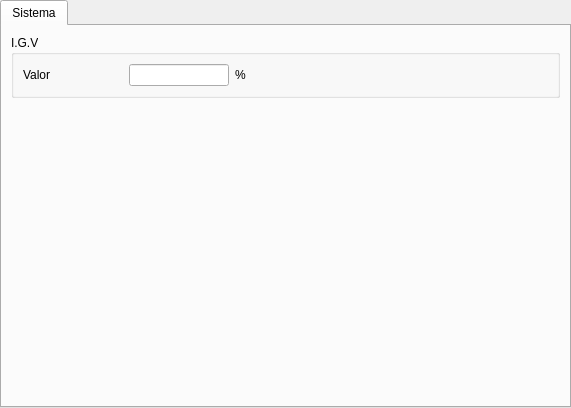
Above: ManagerM/ui_opciones_general.ui from janfranco27/TheProyect before the change. Below: the same form after it.
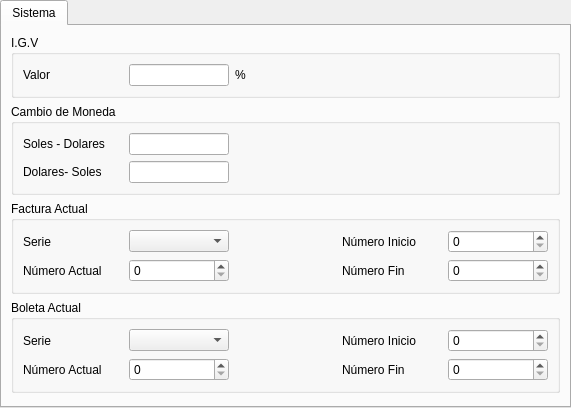
That is the form after the change. Icons and pictures are not drawn.

What changed in the file:
```diff
--- a/ManagerM/ui_opciones_general.ui
+++ b/ManagerM/ui_opciones_general.ui
@@ -41,7 +41,7 @@
       <attribute name="title">
        <string>Sistema</string>
       </attribute>
-      <layout class="QGridLayout" name="gridLayout_2">
+      <layout class="QGridLayout" name="gridLayout_6">
        <item row="0" column="0">
         <widget class="QGroupBox" name="groupBox">
          <property name="title">
@@ -125,6 +125,509 @@
         </widget>
        </item>
        <item row="1" column="0">
+        <widget class="QGroupBox" name="groupBox_2">
+         <property name="title">
+          <string>Cambio de Moneda</string>
+         </property>
+         <layout class="QGridLayout" name="gridLayout_5">
+          <item row="0" column="0">
+           <layout class="QHBoxLayout" name="horizontalLayout_2">
+            <item>
+             <widget class="QLabel" name="label_3">
+              <property name="minimumSize">
+               <size>
+                <width>100</width>
+                <height>0</height>
+               </size>
+              </property>
+              <property name="maximumSize">
+               <size>
+                <width>100</width>
+                <height>16777215</height>
+               </size>
+              </property>
+              <property name="text">
+               <string>Soles - Dolares</string>
+              </property>
+             </widget>
+            </item>
+            <item>
+             <widget class="QLineEdit" name="lineEdit_cambio_SD">
+              <property name="minimumSize">
+               <size>
+                <width>100</width>
+                <height>0</height>
+               </size>
+              </property>
+              <property name="maximumSize">
+               <size>
+                <width>100</width>
+                <height>16777215</height>
+               </size>
+              </property>
+             </widget>
+            </item>
+            <item>
+             <spacer name="horizontalSpacer_2">
+              <property name="orientation">
+               <enum>Qt::Horizontal</enum>
+              </property>
+              <property name="sizeHint" stdset="0">
+               <size>
+                <width>88</width>
+                <height>20</height>
+               </size>
+              </property>
+             </spacer>
+            </item>
+            <item>
+             <widget class="QPushButton" name="pushButton_guardar_SD">
+              <property name="text">
+               <string/>
+              </property>
+              <property name="icon">
+               <iconset resource="Icons.qrc">
+                <normaloff>:/Iconos/Iconos/save.png</normaloff>:/Iconos/Iconos/save.png</iconset>
+              </property>
+              <property name="flat">
+               <bool>true</bool>
+              </property>
+             </widget>
+            </item>
+           </layout>
+          </item>
+          <item row="1" column="0">
+           <layout class="QHBoxLayout" name="horizontalLayout_3">
+            <item>
+             <widget class="QLabel" name="label_5">
+              <property name="minimumSize">
+               <size>
+                <width>100</width>
+                <height>0</height>
+               </size>
+              </property>
+              <property name="maximumSize">
+               <size>
+                <width>100</width>
+                <height>16777215</height>
+               </size>
+              </property>
+              <property name="text">
+               <string>Dolares- Soles</string>
+              </property>
+             </widget>
+            </item>
+            <item>
+             <widget class="QLineEdit" name="lineEdit_cambio_DS">
+              <property name="minimumSize">
+               <size>
+                <width>100</width>
+                <height>0</height>
+               </size>
+              </property>
+              <property name="maximumSize">
+               <size>
+                <width>100</width>
+                <height>16777215</height>
+               </size>
+              </property>
+             </widget>
+            </item>
+            <item>
+             <spacer name="horizontalSpacer_3">
+              <property name="orientation">
+               <enum>Qt::Horizontal</enum>
+              </property>
+              <property name="sizeHint" stdset="0">
+               <size>
+                <width>88</width>
+                <height>20</height>
+               </size>
+              </property>
+             </spacer>
+            </item>
+            <item>
+             <widget class="QPushButton" name="pushButton_guardar_DS">
+              <property name="text">
+               <string/>
+              </property>
+              <property name="icon">
+               <iconset resource="Icons.qrc">
+                <normaloff>:/Iconos/Iconos/save.png</normaloff>:/Iconos/Iconos/save.png</iconset>
+              </property>
+              <property name="flat">
+               <bool>true</bool>
+              </property>
+             </widget>
+            </item>
+           </layout>
+          </item>
+         </layout>
+        </widget>
+       </item>
+       <item row="2" column="0">
+        <widget class="QGroupBox" name="groupBox_3">
+         <property name="title">
+          <string>Factura Actual</string>
+         </property>
+         <layout class="QGridLayout" name="gridLayout_4">
+          <item row="0" column="0">
+           <layout class="QHBoxLayout" name="horizontalLayout_10">
+            <item>
+             <widget class="QLabel" name="label_9">
+              <property name="minimumSize">
+               <size>
+                <width>100</width>
+                <height>0</height>
+               </size>
+              </property>
+              <property name="maximumSize">
+               <size>
+                <width>100</width>
+                <height>16777215</height>
+               </size>
+              </property>
+              <property name="text">
+               <string>Serie</string>
+              </property>
+             </widget>
+            </item>
+            <item>
+             <widget class="QComboBox" name="comboBox_serie_f">
+              <property name="minimumSize">
+               <size>
+                <width>100</width>
+                <height>0</height>
+               </size>
+              </property>
+              <property name="maximumSize">
+               <size>
+                <width>100</width>
+                <height>16777215</height>
+               </size>
+              </property>
+             </widget>
+            </item>
+           </layout>
+          </item>
+          <item row="0" column="1">
+           <spacer name="horizontalSpacer_8">
+            <property name="orientation">
+             <enum>Qt::Horizontal</enum>
+            </property>
+            <property name="sizeHint" stdset="0">
+             <size>
+              <width>96</width>
+              <height>20</height>
+             </size>
+            </property>
+           </spacer>
+          </item>
+          <item row="0" column="2">
+           <layout class="QHBoxLayout" name="horizontalLayout_8">
+            <item>
+             <widget class="QLabel" name="label_11">
+              <property name="minimumSize">
+               <size>
+                <width>100</width>
+                <height>0</height>
+               </size>
+              </property>
+              <property name="maximumSize">
+               <size>
+                <width>100</width>
+                <height>16777215</height>
+               </size>
+              </property>
+              <property name="text">
+               <string>Número Inicio</string>
+              </property>
+             </widget>
+            </item>
+            <item>
+             <widget class="QSpinBox" name="spinBox_inicio_f">
+              <property name="minimumSize">
+               <size>
+                <width>100</width>
+                <height>0</height>
+               </size>
+              </property>
+              <property name="maximumSize">
+               <size>
+                <width>100</width>
+                <height>16777215</height>
+               </size>
+              </property>
+             </widget>
+            </item>
+           </layout>
+          </item>
+          <item row="1" column="0">
+           <layout class="QHBoxLayout" name="horizontalLayout_11">
+            <item>
+             <widget class="QLabel" name="label_10">
+              <property name="minimumSize">
+               <size>
+                <width>100</width>
+                <height>0</height>
+               </size>
+              </property>
+              <property name="maximumSize">
+               <size>
+                <width>100</width>
+                <height>16777215</height>
+               </size>
+              </property>
+              <property name="text">
+               <string>Número Actual</string>
+              </property>
+             </widget>
+            </item>
+            <item>
+             <widget class="QSpinBox" name="spinBox_actual_f">
+              <property name="minimumSize">
+               <size>
+                <width>100</width>
+                <height>0</height>
+               </size>
+              </property>
+              <property name="maximumSize">
+               <size>
+                <width>100</width>
+                <height>16777215</height>
+               </size>
+              </property>
+             </widget>
+            </item>
+           </layout>
+          </item>
+          <item row="1" column="2">
+           <layout class="QHBoxLayout" name="horizontalLayout_9">
+            <item>
+             <widget class="QLabel" name="label_12">
+              <property name="minimumSize">
+               <size>
+                <width>100</width>
+                <height>0</height>
+               </size>
+              </property>
+              <property name="maximumSize">
+               <size>
+                <width>100</width>
+                <height>16777215</height>
+               </size>
+              </property>
+              <property name="text">
+               <string>Número Fin</string>
+              </property>
+             </widget>
+            </item>
+            <item>
+             <widget class="QSpinBox" name="spinBox_fin_f">
+              <property name="minimumSize">
+               <size>
+                <width>100</width>
+                <height>0</height>
+               </size>
+              </property>
+              <property name="maximumSize">
+               <size>
+                <width>100</width>
+                <height>16777215</height>
+               </size>
+              </property>
+              <property name="maximum">
+               <number>1000000</number>
+              </property>
+             </widget>
+            </item>
+           </layout>
+          </item>
+         </layout>
+        </widget>
+       </item>
+       <item row="3" column="0">
+        <widget class="QGroupBox" name="groupBox_4">
+         <property name="title">
+          <string>Boleta Actual</string>
+         </property>
+         <layout class="QGridLayout" name="gridLayout_2">
+          <item row="0" column="0">
+           <layout class="QHBoxLayout" name="horizontalLayout_13">
+            <item>
+             <widget class="QLabel" name="label_14">
+              <property name="minimumSize">
+               <size>
+                <width>100</width>
+                <height>0</height>
+               </size>
+              </property>
+              <property name="maximumSize">
+               <size>
+                <width>100</width>
+                <height>16777215</height>
+               </size>
+              </property>
+              <property name="text">
+               <string>Serie</string>
+              </property>
+             </widget>
+            </item>
+            <item>
+             <widget class="QComboBox" name="comboBox_serie_b">
+              <property name="minimumSize">
+               <size>
+                <width>100</width>
+                <height>0</height>
+               </size>
+              </property>
+              <property name="maximumSize">
+               <size>
+                <width>100</width>
+                <height>16777215</height>
+               </size>
+              </property>
+             </widget>
+            </item>
+           </layout>
+          </item>
+          <item row="0" column="1">
+           <spacer name="horizontalSpacer_9">
+            <property name="orientation">
+             <enum>Qt::Horizontal</enum>
+            </property>
+            <property name="sizeHint" stdset="0">
+             <size>
+              <width>96</width>
+              <height>20</height>
+             </size>
+            </property>
+           </spacer>
+          </item>
+          <item row="0" column="2">
+           <layout class="QHBoxLayout" name="horizontalLayout_15">
+            <item>
+             <widget class="QLabel" name="label_16">
+              <property name="minimumSize">
+               <size>
+                <width>100</width>
+                <height>0</height>
+               </size>
+              </property>
+              <property name="maximumSize">
+               <size>
+                <width>100</width>
+                <height>16777215</height>
+               </size>
+              </property>
+              <property name="text">
+               <string>Número Inicio</string>
+              </property>
+             </widget>
+            </item>
+            <item>
+             <widget class="QSpinBox" name="spinBox_inicio_b">
+              <property name="minimumSize">
+               <size>
+                <width>100</width>
+                <height>0</height>
+               </size>
+              </property>
+              <property name="maximumSize">
+               <size>
+                <width>100</width>
+                <height>16777215</height>
+               </size>
+              </property>
+             </widget>
+            </item>
+           </layout>
+          </item>
+          <item row="1" column="0">
+           <layout class="QHBoxLayout" name="horizontalLayout_12">
+            <item>
+             <widget class="QLabel" name="label_13">
+              <property name="minimumSize">
+               <size>
+                <width>100</width>
+                <height>0</height>
+               </size>
+              </property>
+              <property name="maximumSize">
+               <size>
+                <width>100</width>
+                <height>16777215</height>
+               </size>
+              </property>
+              <property name="text">
+               <string>Número Actual</string>
+              </property>
+             </widget>
+            </item>
+            <item>
+             <widget class="QSpinBox" name="spinBox_actual_b">
+              <property name="minimumSize">
+               <size>
+                <width>100</width>
+                <height>0</height>
+               </size>
+              </property>
+              <property name="maximumSize">
+               <size>
+                <width>100</width>
+                <height>16777215</height>
+               </size>
+              </property>
+             </widget>
+            </item>
+           </layout>
+          </item>
+          <item row="1" column="2">
+           <layout class="QHBoxLayout" name="horizontalLayout_14">
+            <item>
+             <widget class="QLabel" name="label_15">
+              <property name="minimumSize">
+               <size>
+                <width>100</width>
+                <height>0</height>
+               </size>
+              </property>
+              <property name="maximumSize">
+               <size>
+                <width>100</width>
+                <height>16777215</height>
+               </size>
+              </property>
+              <property name="text">
+               <string>Número Fin</string>
+              </property>
+             </widget>
+            </item>
+            <item>
+             <widget class="QSpinBox" name="spinBox_fin_b">
+              <property name="minimumSize">
+               <size>
+                <width>100</width>
+                <height>0</height>
+               </size>
+              </property>
+              <property name="maximumSize">
+               <size>
+                <width>100</width>
+                <height>16777215</height>
+               </size>
+              </property>
+              <property name="maximum">
+               <number>1000000</number>
+              </property>
+             </widget>
+            </item>
+           </layout>
+          </item>
+         </layout>
+        </widget>
+       </item>
+       <item row="4" column="0">
         <spacer name="verticalSpacer">
          <property name="orientation">
           <enum>Qt::Vertical</enum>
@@ -132,7 +635,7 @@
          <property name="sizeHint" stdset="0">
           <size>
            <width>20</width>
-           <height>296</height>
+           <height>40</height>
           </size>
          </property>
         </spacer>
```
Left out of the diff: 2 changed lines with no effect on the pictures.
